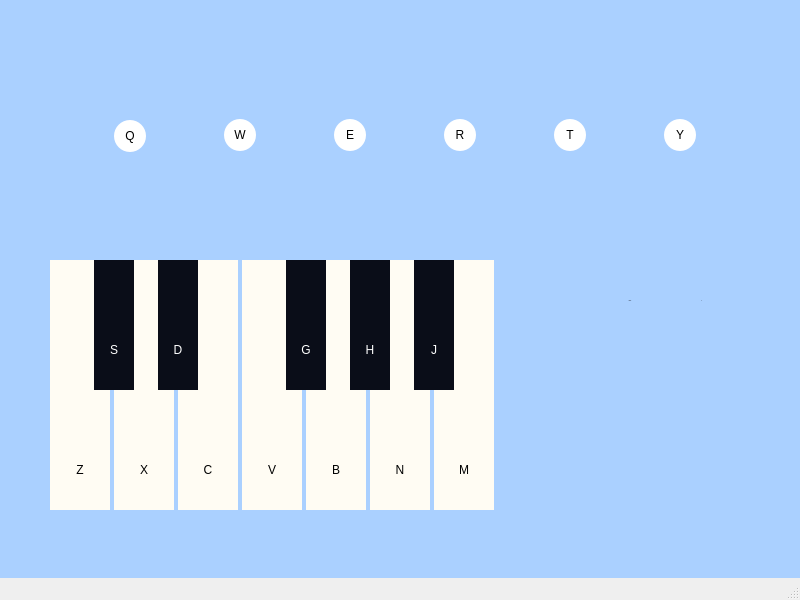
Before: the Qt Designer form ui.ui in pudding0803/Simple-Sheet-Music-Maker, drawn with Qt 5.
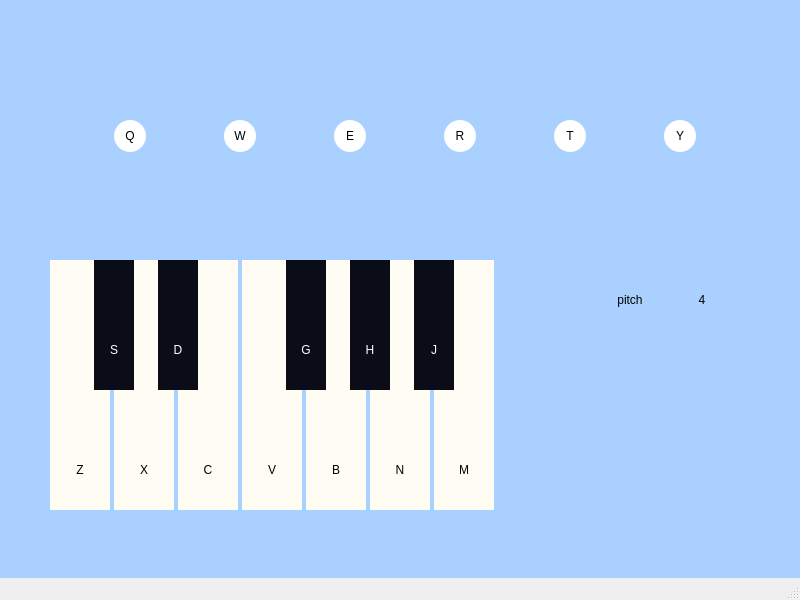
After: the same form once the commit is applied. Icons and pictures are not drawn.

Commit message: update interface and event of tool bar

```diff
--- a/ui.ui
+++ b/ui.ui
@@ -404,6 +404,85 @@
      </property>
     </widget>
    </widget>
+   <widget class="QLabel" name="img_left">
+    <property name="geometry">
+     <rect>
+      <x>520</x>
+      <y>280</y>
+      <width>40</width>
+      <height>40</height>
+     </rect>
+    </property>
+    <property name="styleSheet">
+     <string notr="true">border-image: url(&quot;assets/image/left.png&quot;);</string>
+    </property>
+    <property name="text">
+     <string/>
+    </property>
+   </widget>
+   <widget class="QLabel" name="img_right">
+    <property name="geometry">
+     <rect>
+      <x>730</x>
+      <y>280</y>
+      <width>40</width>
+      <height>40</height>
+     </rect>
+    </property>
+    <property name="styleSheet">
+     <string notr="true">border-image: url(&quot;assets/image/right.png&quot;);</string>
+    </property>
+    <property name="text">
+     <string/>
+    </property>
+   </widget>
+   <widget class="QLabel" name="lb_pitch">
+    <property name="geometry">
+     <rect>
+      <x>570</x>
+      <y>288</y>
+      <width>120</width>
+      <height>24</height>
+     </rect>
+    </property>
+    <property name="styleSheet">
+     <string notr="true">font: 24px &quot;SPACE JAEGER&quot;;</string>
+    </property>
+    <property name="text">
+     <string>pitch</string>
+    </property>
+    <property name="alignment">
+     <set>Qt::AlignCenter</set>
+    </property>
+   </widget>
+   <widget class="QLabel" name="pitch">
+    <property name="geometry">
+     <rect>
+      <x>690</x>
+      <y>288</y>
+      <width>24</width>
+      <height>24</height>
+     </rect>
+    </property>
+    <property name="styleSheet">
+     <string notr="true">font: 24px &quot;SPACE JAEGER&quot;;</string>
+    </property>
+    <property name="text">
+     <string>4</string>
+    </property>
+    <property name="alignment">
+     <set>Qt::AlignCenter</set>
+    </property>
+   </widget>
+   <widget class="QWidget" name="tool_Q" native="true">
+    <property name="geometry">
+     <rect>
+      <x>75</x>
+      <y>85</y>
+      <width>71</width>
+      <height>67</height>
+     </rect>
+    </property>
    <widget class="QLabel" name="img_file">
     <property name="geometry">
      <rect>
@@ -420,11 +499,56 @@
      <string/>
     </property>
    </widget>
+    <widget class="QWidget" name="key_Q" native="true">
+     <property name="geometry">
+      <rect>
+       <x>39</x>
+       <y>35</y>
+       <width>32</width>
+       <height>32</height>
+      </rect>
+     </property>
+     <property name="autoFillBackground">
+      <bool>false</bool>
+     </property>
+     <property name="styleSheet">
+      <string notr="true">background-color: white; border-radius: 16px;</string>
+     </property>
+     <widget class="QLabel" name="lb_Q">
+      <property name="geometry">
+       <rect>
+        <x>4</x>
+        <y>4</y>
+        <width>24</width>
+        <height>24</height>
+       </rect>
+      </property>
+      <property name="styleSheet">
+       <string notr="true">font: 24px &quot;SPACE JAEGER&quot;; background-color: transparent;</string>
+      </property>
+      <property name="text">
+       <string>Q</string>
+      </property>
+      <property name="alignment">
+       <set>Qt::AlignCenter</set>
+      </property>
+     </widget>
+    </widget>
+   </widget>
+   <widget class="QWidget" name="tool_W" native="true">
+    <property name="geometry">
+     <rect>
+      <x>185</x>
+      <y>85</y>
+      <width>71</width>
+      <height>67</height>
+     </rect>
+    </property>
    <widget class="QLabel" name="img_save">
     <property name="geometry">
      <rect>
-      <x>190</x>
-      <y>90</y>
+       <x>5</x>
+       <y>5</y>
       <width>50</width>
       <height>50</height>
      </rect>
@@ -436,75 +560,11 @@
      <string/>
     </property>
    </widget>
-   <widget class="QLabel" name="img_play">
-    <property name="geometry">
-     <rect>
-      <x>300</x>
-      <y>90</y>
-      <width>50</width>
-      <height>50</height>
-     </rect>
-    </property>
-    <property name="styleSheet">
-     <string notr="true">border-image: url(&quot;assets/image/play.png&quot;);</string>
-    </property>
-    <property name="text">
-     <string/>
-    </property>
-   </widget>
-   <widget class="QLabel" name="img_record">
-    <property name="geometry">
-     <rect>
-      <x>520</x>
-      <y>90</y>
-      <width>50</width>
-      <height>50</height>
-     </rect>
-    </property>
-    <property name="styleSheet">
-     <string notr="true">border-image: url(&quot;assets/image/record.png&quot;);</string>
-    </property>
-    <property name="text">
-     <string/>
-    </property>
-   </widget>
-   <widget class="QLabel" name="img_stop">
-    <property name="geometry">
-     <rect>
-      <x>410</x>
-      <y>90</y>
-      <width>50</width>
-      <height>50</height>
-     </rect>
-    </property>
-    <property name="styleSheet">
-     <string notr="true">border-image: url(&quot;assets/image/stop.png&quot;);</string>
-    </property>
-    <property name="text">
-     <string/>
-    </property>
-   </widget>
-   <widget class="QLabel" name="img_edit">
-    <property name="geometry">
-     <rect>
-      <x>630</x>
-      <y>90</y>
-      <width>50</width>
-      <height>50</height>
-     </rect>
-    </property>
-    <property name="styleSheet">
-     <string notr="true">border-image: url(&quot;assets/image/edit.png&quot;);</string>
-    </property>
-    <property name="text">
-     <string/>
-    </property>
-   </widget>
    <widget class="QWidget" name="key_W" native="true">
     <property name="geometry">
      <rect>
-      <x>224</x>
-      <y>119</y>
+       <x>39</x>
+       <y>35</y>
       <width>32</width>
       <height>32</height>
      </rect>
@@ -535,11 +595,37 @@
      </property>
     </widget>
    </widget>
+   </widget>
+   <widget class="QWidget" name="tool_E" native="true">
+    <property name="geometry">
+     <rect>
+      <x>295</x>
+      <y>85</y>
+      <width>71</width>
+      <height>67</height>
+     </rect>
+    </property>
+    <widget class="QLabel" name="img_stop">
+     <property name="geometry">
+      <rect>
+       <x>5</x>
+       <y>5</y>
+       <width>50</width>
+       <height>50</height>
+      </rect>
+     </property>
+     <property name="styleSheet">
+      <string notr="true">border-image: url(&quot;assets/image/stop.png&quot;);</string>
+     </property>
+     <property name="text">
+      <string/>
+     </property>
+    </widget>
    <widget class="QWidget" name="key_E" native="true">
     <property name="geometry">
      <rect>
-      <x>334</x>
-      <y>119</y>
+       <x>39</x>
+       <y>35</y>
       <width>32</width>
       <height>32</height>
      </rect>
@@ -570,46 +656,37 @@
      </property>
     </widget>
    </widget>
-   <widget class="QWidget" name="key_Y" native="true">
-    <property name="geometry">
-     <rect>
-      <x>664</x>
-      <y>119</y>
-      <width>32</width>
-      <height>32</height>
-     </rect>
-    </property>
-    <property name="autoFillBackground">
-     <bool>false</bool>
-    </property>
-    <property name="styleSheet">
-     <string notr="true">background-color: white; border-radius: 16px;</string>
-    </property>
-    <widget class="QLabel" name="lb_Y">
-     <property name="geometry">
-      <rect>
-       <x>4</x>
-       <y>4</y>
-       <width>24</width>
-       <height>24</height>
-      </rect>
-     </property>
-     <property name="styleSheet">
-      <string notr="true">font: 24px &quot;SPACE JAEGER&quot;; background-color: transparent;</string>
-     </property>
-     <property name="text">
-      <string>Y</string>
-     </property>
-     <property name="alignment">
-      <set>Qt::AlignCenter</set>
-     </property>
-    </widget>
+   </widget>
+   <widget class="QWidget" name="tool_R" native="true">
+    <property name="geometry">
+     <rect>
+      <x>405</x>
+      <y>85</y>
+      <width>71</width>
+      <height>67</height>
+     </rect>
+    </property>
+    <widget class="QLabel" name="img_play">
+     <property name="geometry">
+      <rect>
+       <x>5</x>
+       <y>5</y>
+       <width>50</width>
+       <height>50</height>
+      </rect>
+     </property>
+     <property name="styleSheet">
+      <string notr="true">border-image: url(&quot;assets/image/play.png&quot;);</string>
+     </property>
+     <property name="text">
+      <string/>
+     </property>
    </widget>
    <widget class="QWidget" name="key_R" native="true">
     <property name="geometry">
      <rect>
-      <x>444</x>
-      <y>119</y>
+       <x>39</x>
+       <y>35</y>
       <width>32</width>
       <height>32</height>
      </rect>
@@ -640,11 +717,37 @@
      </property>
     </widget>
    </widget>
+   </widget>
+   <widget class="QWidget" name="tool_T" native="true">
+    <property name="geometry">
+     <rect>
+      <x>515</x>
+      <y>85</y>
+      <width>71</width>
+      <height>67</height>
+     </rect>
+    </property>
+    <widget class="QLabel" name="img_record">
+     <property name="geometry">
+      <rect>
+       <x>5</x>
+       <y>5</y>
+       <width>50</width>
+       <height>50</height>
+      </rect>
+     </property>
+     <property name="styleSheet">
+      <string notr="true">border-image: url(&quot;assets/image/record.png&quot;);</string>
+     </property>
+     <property name="text">
+      <string/>
+     </property>
+    </widget>
    <widget class="QWidget" name="key_T" native="true">
     <property name="geometry">
      <rect>
-      <x>554</x>
-      <y>119</y>
+       <x>39</x>
+       <y>35</y>
       <width>32</width>
       <height>32</height>
      </rect>
@@ -675,11 +778,37 @@
      </property>
     </widget>
    </widget>
-   <widget class="QWidget" name="key_Q" native="true">
+   </widget>
+   <widget class="QWidget" name="tool_T_2" native="true">
     <property name="geometry">
      <rect>
-      <x>114</x>
-      <y>120</y>
+      <x>625</x>
+      <y>85</y>
+      <width>71</width>
+      <height>67</height>
+     </rect>
+    </property>
+    <widget class="QLabel" name="img_edit">
+     <property name="geometry">
+      <rect>
+       <x>5</x>
+       <y>5</y>
+       <width>50</width>
+       <height>50</height>
+      </rect>
+     </property>
+     <property name="styleSheet">
+      <string notr="true">border-image: url(&quot;assets/image/edit.png&quot;);</string>
+     </property>
+     <property name="text">
+      <string/>
+     </property>
+    </widget>
+    <widget class="QWidget" name="key_Y" native="true">
+     <property name="geometry">
+      <rect>
+       <x>39</x>
+       <y>35</y>
       <width>32</width>
       <height>32</height>
      </rect>
@@ -690,7 +819,7 @@
     <property name="styleSheet">
      <string notr="true">background-color: white; border-radius: 16px;</string>
     </property>
-    <widget class="QLabel" name="lb_Q">
+     <widget class="QLabel" name="lb_Y_2">
      <property name="geometry">
       <rect>
        <x>4</x>
@@ -703,112 +832,13 @@
       <string notr="true">font: 24px &quot;SPACE JAEGER&quot;; background-color: transparent;</string>
      </property>
      <property name="text">
-      <string>Q</string>
+       <string>Y</string>
      </property>
      <property name="alignment">
       <set>Qt::AlignCenter</set>
      </property>
     </widget>
    </widget>
-   <widget class="QLabel" name="lb_pitch">
-    <property name="geometry">
-     <rect>
-      <x>570</x>
-      <y>288</y>
-      <width>120</width>
-      <height>24</height>
-     </rect>
-    </property>
-    <property name="sizePolicy">
-     <sizepolicy hsizetype="Preferred" vsizetype="Preferred">
-      <horstretch>0</horstretch>
-      <verstretch>0</verstretch>
-     </sizepolicy>
-    </property>
-    <property name="font">
-     <font>
-      <family>SPACE JAEGER</family>
-      <pointsize>-1</pointsize>
-      <weight>50</weight>
-      <italic>false</italic>
-      <bold>false</bold>
-     </font>
-    </property>
-    <property name="styleSheet">
-     <string notr="true">font: 24px &quot;SPACE JAEGER&quot;; background-color: transparent;</string>
-    </property>
-    <property name="text">
-     <string>pitch</string>
-    </property>
-    <property name="alignment">
-     <set>Qt::AlignCenter</set>
-    </property>
-   </widget>
-   <widget class="QLabel" name="img_left">
-    <property name="geometry">
-     <rect>
-      <x>520</x>
-      <y>280</y>
-      <width>40</width>
-      <height>40</height>
-     </rect>
-    </property>
-    <property name="styleSheet">
-     <string notr="true">border-image: url(&quot;assets/image/left.png&quot;);</string>
-    </property>
-    <property name="text">
-     <string/>
-    </property>
-   </widget>
-   <widget class="QLabel" name="img_right">
-    <property name="geometry">
-     <rect>
-      <x>730</x>
-      <y>280</y>
-      <width>40</width>
-      <height>40</height>
-     </rect>
-    </property>
-    <property name="styleSheet">
-     <string notr="true">border-image: url(&quot;assets/image/right.png&quot;);</string>
-    </property>
-    <property name="text">
-     <string/>
-    </property>
-   </widget>
-   <widget class="QLabel" name="pitch">
-    <property name="geometry">
-     <rect>
-      <x>690</x>
-      <y>288</y>
-      <width>24</width>
-      <height>24</height>
-     </rect>
-    </property>
-    <property name="sizePolicy">
-     <sizepolicy hsizetype="Preferred" vsizetype="Preferred">
-      <horstretch>0</horstretch>
-      <verstretch>0</verstretch>
-     </sizepolicy>
-    </property>
-    <property name="font">
-     <font>
-      <family>SPACE JAEGER</family>
-      <pointsize>-1</pointsize>
-      <weight>50</weight>
-      <italic>false</italic>
-      <bold>false</bold>
-     </font>
-    </property>
-    <property name="styleSheet">
-     <string notr="true">font: 24px &quot;SPACE JAEGER&quot;; background-color: transparent;</string>
-    </property>
-    <property name="text">
-     <string>4</string>
-    </property>
-    <property name="alignment">
-     <set>Qt::AlignCenter</set>
-    </property>
    </widget>
   </widget>
   <widget class="QMenuBar" name="menubar">
```
Left out of the diff: 6 changed lines with no effect on the pictures. Lines whose indentation alone changed are shown as unchanged. The commit also changes 3 other files.
